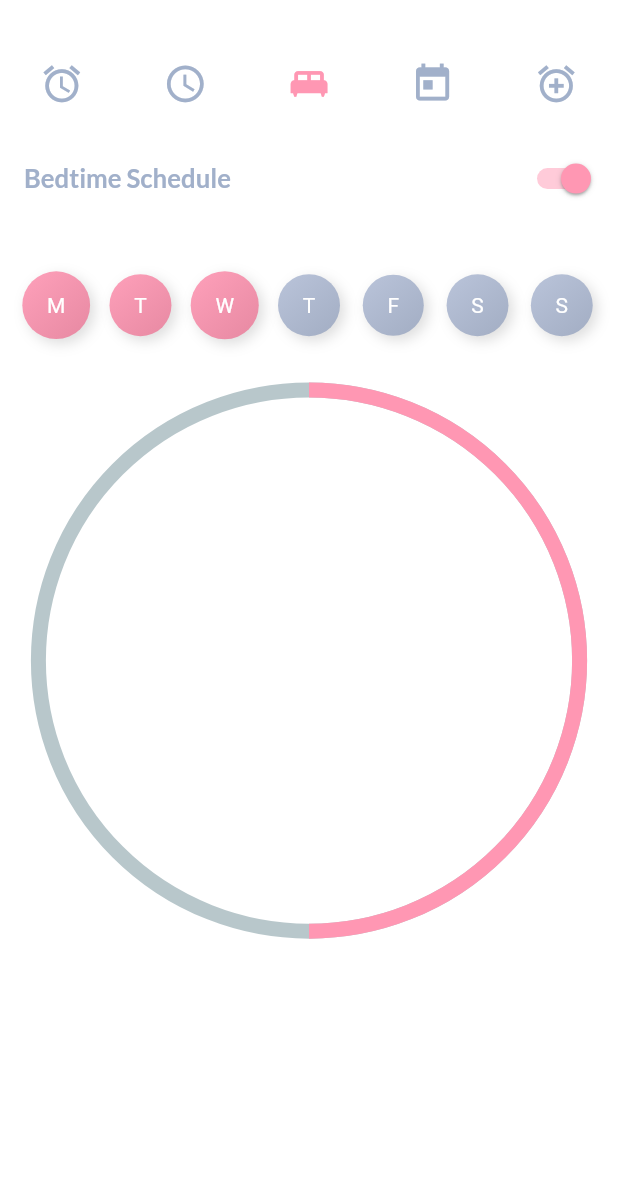
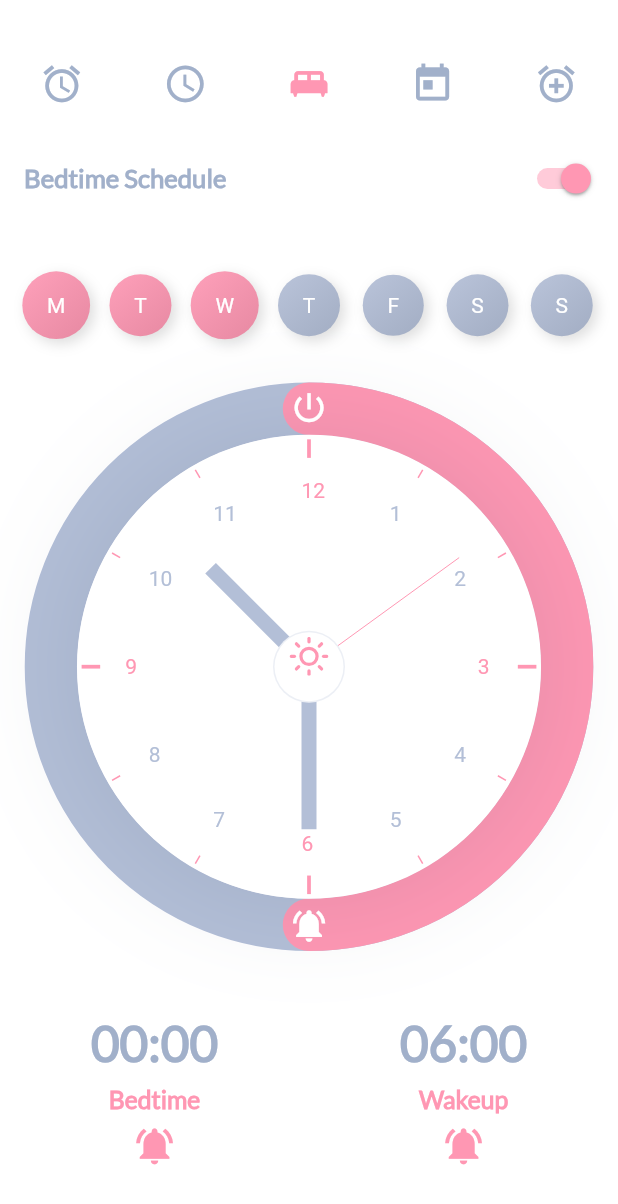
Before and after one commit to lambiengcode/analog-clock, a Flutter app: the screen it shows after launch, tab 3 chosen, on a phone screen of 412 x 824 dp. Shown: the top 1204 px of the screen. Run offline on Flutter 3.47's test engine with Material 2 defaults, Android fonts, the phone set to English and light mode, and no system bars; drawn by our look-alikes of flutter_neumorphic, percent_indicator; our stand-ins replace flutter_icons, flutter_svg, get, get_storage, google_fonts.

Commit message:
done bedtime page

```diff
--- a/lib/src/pages/bedtime/bed_time_page.dart
+++ b/lib/src/pages/bedtime/bed_time_page.dart
@@ -1,6 +1,12 @@
+import 'dart:async';
+import 'dart:math';
 import 'package:analog_clock/src/pages/bedtime/widgets/pick_day.dart';
+import 'package:analog_clock/src/pages/home/widgets/clock_painter.dart';
 import 'package:analog_clock/src/public/constants.dart';
+import 'package:analog_clock/src/public/size_config.dart';
+import 'package:analog_clock/src/theme/theme_service.dart';
 import 'package:flutter/material.dart';
+import 'package:flutter_icons/flutter_icons.dart';
 import 'package:percent_indicator/circular_percent_indicator.dart';
 
 class BedTimePage extends StatefulWidget {
@@ -10,6 +16,24 @@ class BedTimePage extends StatefulWidget {
 
 class _BedTimePageState extends State<BedTimePage> {
   bool isOn = true;
+  DateTime dateTime = DateTime.now();
+  Timer _timer;
+
+  @override
+  void initState() {
+    super.initState();
+    _timer = Timer.periodic(Duration(seconds: 1), (timer) {
+      setState(() {
+        dateTime = DateTime.now();
+      });
+    });
+  }
+
+  @override
+  void dispose() {
+    _timer.cancel();
+    super.dispose();
+  }
 
   toggle() {
     setState(() {
@@ -26,12 +50,90 @@ class _BedTimePageState extends State<BedTimePage> {
           SizedBox(height: height * .04),
           PickDay(),
           SizedBox(height: 24.0),
-          CircularPercentIndicator(
-            radius: width * .9,
-            lineWidth: 10.0,
-            percent: .5,
-            center: new Container(),
-            progressColor: Theme.of(context).primaryColor,
+          Stack(
+            children: [
+              CircularPercentIndicator(
+                radius: width * .92,
+                lineWidth: 35.0,
+                percent: .5,
+                circularStrokeCap: CircularStrokeCap.round,
+                progressColor: Theme.of(context).primaryColor,
+                backgroundColor: Theme.of(context).accentColor,
+                restartAnimation: true,
+                center: Padding(
+                  padding: EdgeInsets.symmetric(
+                    horizontal: getProportionateScreenWidth(35),
+                  ),
+                  child: AspectRatio(
+                    aspectRatio: 1,
+                    child: Container(
+                      decoration: BoxDecoration(
+                        color: Theme.of(context).colorScheme.surface,
+                        shape: BoxShape.circle,
+                        boxShadow: [
+                          BoxShadow(
+                            offset: Offset(0, 0),
+                            color: kShadowColor.withOpacity(0.14),
+                            blurRadius: 64,
+                          ),
+                        ],
+                      ),
+                      child: Transform.rotate(
+                        angle: -pi / 2,
+                        child: CustomPaint(
+                          painter: ClockPainter(context, dateTime),
+                        ),
+                      ),
+                    ),
+                  ),
+                ),
+              ),
+              Positioned(
+                top: width * .385,
+                left: 0,
+                right: 0,
+                child: IconButton(
+                  icon: Icon(
+                    ThemeService().getThemeMode() == ThemeMode.dark
+                        ? Feather.moon
+                        : Feather.sun,
+                    color: Theme.of(context).primaryColor,
+                    size: getProportionateScreenWidth(26),
+                  ),
+                  onPressed: () => ThemeService().changeThemeMode(),
+                ),
+              ),
+              Positioned(
+                top: 4,
+                left: 0,
+                right: 0,
+                child: Icon(
+                  Icons.power_settings_new_sharp,
+                  color: Colors.white,
+                  size: width / 16.0,
+                ),
+              ),
+              Positioned(
+                bottom: 4,
+                left: 0,
+                right: 0,
+                child: Icon(
+                  Icons.notifications_active,
+                  color: Colors.white,
+                  size: width / 16.0,
+                ),
+              ),
+            ],
+          ),
+          SizedBox(height: height * .05),
+          Row(
+            mainAxisAlignment: MainAxisAlignment.spaceAround,
+            children: [
+              _buildBottomTime(
+                  context, '00:00', 'Bedtime', Icons.power_settings_new_sharp),
+              _buildBottomTime(
+                  context, '06:00', 'Wakeup', Icons.notifications_active),
+            ],
           ),
         ],
       ),
@@ -64,4 +166,36 @@ class _BedTimePageState extends State<BedTimePage> {
       ),
     );
   }
+
+  Widget _buildBottomTime(context, time, title, icon) {
+    return Column(
+      children: [
+        Text(
+          time,
+          style: TextStyle(
+            color: Theme.of(context).textTheme.bodyText1.color,
+            fontFamily: 'Lato',
+            fontSize: width / 12.5,
+            fontWeight: FontWeight.w600,
+          ),
+        ),
+        SizedBox(height: 8.0),
+        Text(
+          title,
+          style: TextStyle(
+            color: Theme.of(context).primaryColor,
+            fontFamily: 'Lato',
+            fontSize: width / 25.0,
+            fontWeight: FontWeight.w600,
+          ),
+        ),
+        SizedBox(height: 6.0),
+        Icon(
+          Icons.notifications_active,
+          color: Theme.of(context).primaryColor,
+          size: width / 14.0,
+        ),
+      ],
+    );
+  }
 }
--- a/lib/src/pages/home/home_screen.dart
+++ b/lib/src/pages/home/home_screen.dart
@@ -10,7 +10,7 @@ class HomePage extends StatefulWidget {
 }
 
 class _HomePageState extends State<HomePage> {
-  DateTime _dateTime = DateTime.now();
+  DateTime dateTime = DateTime.now();
   Timer _timer;
 
   @override
@@ -18,7 +18,7 @@ class _HomePageState extends State<HomePage> {
     super.initState();
     _timer = Timer.periodic(Duration(seconds: 1), (timer) {
       setState(() {
-        _dateTime = DateTime.now();
+        dateTime = DateTime.now();
       });
     });
   }
@@ -34,7 +34,7 @@ class _HomePageState extends State<HomePage> {
     SizeConfig().init(context);
     return Scaffold(
       body: Body(
-        dateTime: _dateTime,
+        dateTime: dateTime,
       ),
     );
   }
--- a/lib/src/pages/home/widgets/clock_painter.dart
+++ b/lib/src/pages/home/widgets/clock_painter.dart
@@ -111,7 +111,7 @@ class ClockPainter extends CustomPainter {
                 ? Theme.of(context).primaryColor
                 : Theme.of(context).accentColor,
           ),
-          text: i.toString());
+          text: i == 0 ? '12' : i.toString());
       TextPainter tp = new TextPainter(
         text: span,
         textAlign: TextAlign.left,
```
Also changed, not shown: pubspec.yaml (+4 -4 lines), assets/fonts/Lato-Regular.ttf (added).
